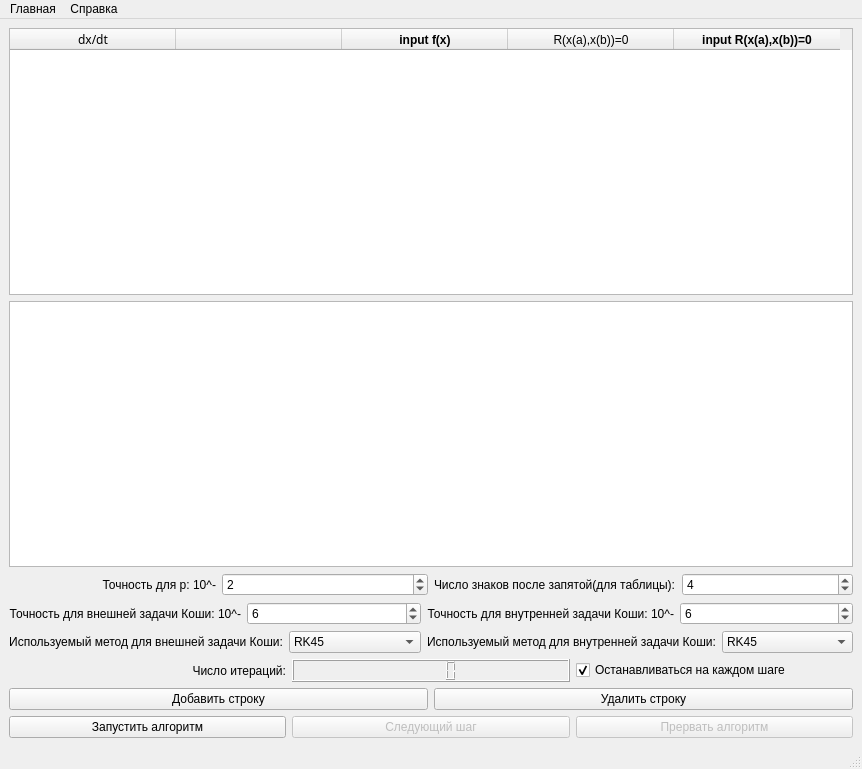
The window that здесь актуальный проект/ui/PRAK_main.ui (BAZ-2107/Univestity_task) describes before a commit, drawn with Qt 5.
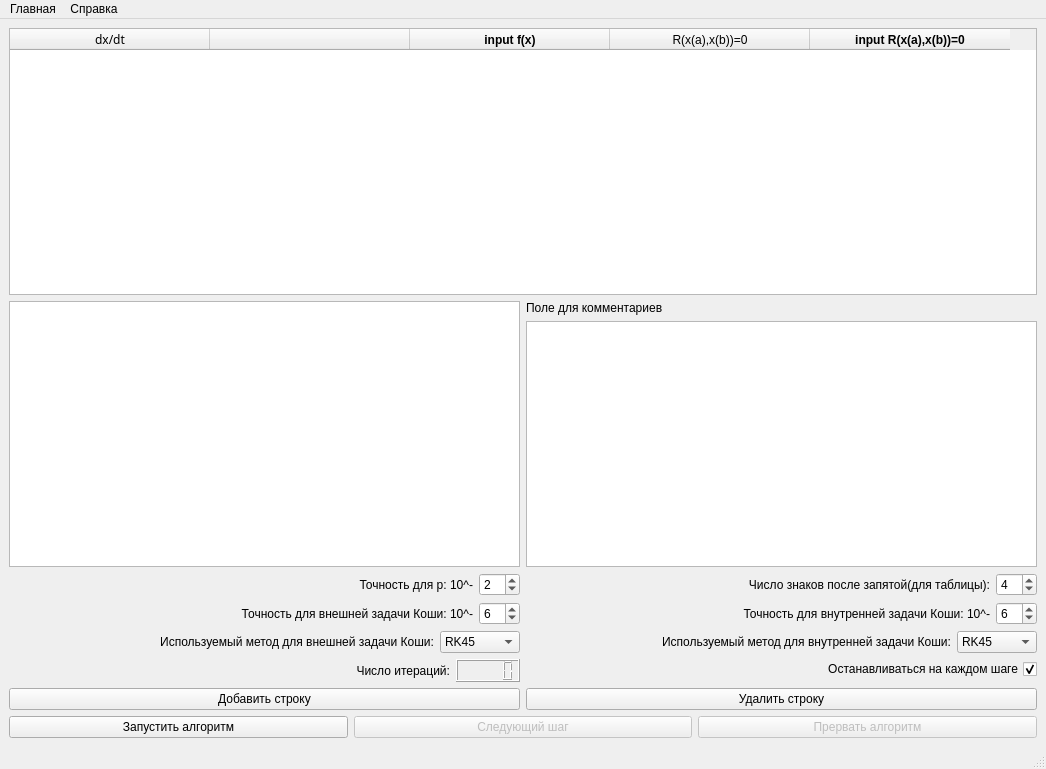
The same window after the commit.

```diff
--- a/здесь актуальный проект/ui/PRAK_main.ui
+++ b/здесь актуальный проект/ui/PRAK_main.ui
@@ -6,7 +6,7 @@
    <rect>
     <x>0</x>
     <y>0</y>
-    <width>862</width>
+    <width>1046</width>
     <height>769</height>
    </rect>
   </property>
@@ -14,7 +14,7 @@
    <string>Приложение по Практикуму</string>
   </property>
   <widget class="QWidget" name="centralwidget">
-   <layout class="QVBoxLayout" name="verticalLayout">
+   <layout class="QVBoxLayout" name="verticalLayout_4">
     <item>
      <widget class="QTableWidget" name="table">
       <property name="sizePolicy">
@@ -27,7 +27,10 @@
        <bool>false</bool>
       </attribute>
       <attribute name="horizontalHeaderDefaultSectionSize">
-       <number>166</number>
+       <number>200</number>
+      </attribute>
+      <attribute name="horizontalHeaderMinimumSectionSize">
+       <number>200</number>
       </attribute>
       <column>
        <property name="text">
@@ -77,10 +80,30 @@
      </widget>
     </item>
     <item>
+     <layout class="QHBoxLayout" name="horizontalLayout_13">
+      <item>
      <widget class="QTableWidget" name="table2"/>
     </item>
     <item>
-     <layout class="QHBoxLayout" name="horizontalLayout_8">
+       <layout class="QVBoxLayout" name="verticalLayout">
+        <item>
+         <widget class="QLabel" name="label_8">
+          <property name="text">
+           <string>Поле для комментариев</string>
+          </property>
+         </widget>
+        </item>
+        <item>
+         <widget class="QTextEdit" name="comment"/>
+        </item>
+       </layout>
+      </item>
+     </layout>
+    </item>
+    <item>
+     <layout class="QHBoxLayout" name="horizontalLayout_12">
+      <item>
+       <layout class="QVBoxLayout" name="verticalLayout_2">
       <item>
        <layout class="QHBoxLayout" name="horizontalLayout_6">
         <item>
@@ -95,6 +118,12 @@
         </item>
         <item>
          <widget class="QSpinBox" name="epsilon">
+            <property name="sizePolicy">
+             <sizepolicy hsizetype="Fixed" vsizetype="Fixed">
+              <horstretch>0</horstretch>
+              <verstretch>0</verstretch>
+             </sizepolicy>
+            </property>
           <property name="minimum">
            <number>1</number>
           </property>
@@ -109,32 +138,6 @@
        </layout>
       </item>
       <item>
-       <layout class="QHBoxLayout" name="horizontalLayout_7">
-        <item>
-         <widget class="QLabel" name="label_7">
-          <property name="text">
-           <string>Число знаков после запятой(для таблицы):</string>
-          </property>
-         </widget>
-        </item>
-        <item>
-         <widget class="QSpinBox" name="f_num_count">
-          <property name="minimum">
-           <number>1</number>
-          </property>
-          <property name="maximum">
-           <number>12</number>
-          </property>
-          <property name="value">
-           <number>4</number>
-          </property>
-         </widget>
-        </item>
-       </layout>
-      </item>
-     </layout>
-    </item>
-    <item>
      <layout class="QHBoxLayout" name="horizontalLayout_4">
       <item>
        <widget class="QLabel" name="label_3">
@@ -148,29 +151,12 @@
       </item>
       <item>
        <widget class="QSpinBox" name="accuracy_5">
-        <property name="minimum">
-         <number>1</number>
-        </property>
-        <property name="maximum">
-         <number>12</number>
-        </property>
-        <property name="value">
-         <number>6</number>
-        </property>
-       </widget>
-      </item>
-      <item>
-       <widget class="QLabel" name="label_4">
-        <property name="text">
-         <string>Точность для внутренней задачи Коши: 10^-</string>
-        </property>
-        <property name="alignment">
-         <set>Qt::AlignRight|Qt::AlignTrailing|Qt::AlignVCenter</set>
-        </property>
-       </widget>
-      </item>
-      <item>
-       <widget class="QSpinBox" name="accuracy_6">
+            <property name="sizePolicy">
+             <sizepolicy hsizetype="Fixed" vsizetype="Fixed">
+              <horstretch>0</horstretch>
+              <verstretch>0</verstretch>
+             </sizepolicy>
+            </property>
         <property name="minimum">
          <number>1</number>
         </property>
@@ -198,6 +184,18 @@
       </item>
       <item>
        <widget class="QComboBox" name="method_5">
+            <property name="sizePolicy">
+             <sizepolicy hsizetype="Fixed" vsizetype="Fixed">
+              <horstretch>0</horstretch>
+              <verstretch>0</verstretch>
+             </sizepolicy>
+            </property>
+            <property name="maximumSize">
+             <size>
+              <width>80</width>
+              <height>16777215</height>
+             </size>
+            </property>
         <item>
          <property name="text">
           <string>RK45</string>
@@ -230,6 +228,107 @@
         </item>
        </widget>
       </item>
+         </layout>
+        </item>
+        <item>
+         <layout class="QHBoxLayout" name="horizontalLayout_11">
+          <item>
+           <widget class="QLabel" name="label_2">
+            <property name="text">
+             <string>Число итераций:</string>
+            </property>
+            <property name="alignment">
+             <set>Qt::AlignRight|Qt::AlignTrailing|Qt::AlignVCenter</set>
+            </property>
+           </widget>
+          </item>
+          <item>
+           <widget class="QLCDNumber" name="iteration">
+            <property name="sizePolicy">
+             <sizepolicy hsizetype="Fixed" vsizetype="Minimum">
+              <horstretch>0</horstretch>
+              <verstretch>0</verstretch>
+             </sizepolicy>
+            </property>
+           </widget>
+          </item>
+         </layout>
+        </item>
+       </layout>
+      </item>
+      <item>
+       <layout class="QVBoxLayout" name="verticalLayout_3">
+        <item>
+         <layout class="QHBoxLayout" name="horizontalLayout_9"/>
+        </item>
+        <item>
+         <layout class="QHBoxLayout" name="horizontalLayout_7">
+          <item>
+           <widget class="QLabel" name="label_7">
+            <property name="text">
+             <string>Число знаков после запятой(для таблицы):</string>
+            </property>
+            <property name="alignment">
+             <set>Qt::AlignRight|Qt::AlignTrailing|Qt::AlignVCenter</set>
+            </property>
+           </widget>
+          </item>
+          <item>
+           <widget class="QSpinBox" name="f_num_count">
+            <property name="sizePolicy">
+             <sizepolicy hsizetype="Fixed" vsizetype="Fixed">
+              <horstretch>0</horstretch>
+              <verstretch>0</verstretch>
+             </sizepolicy>
+            </property>
+            <property name="minimum">
+             <number>1</number>
+            </property>
+            <property name="maximum">
+             <number>12</number>
+            </property>
+            <property name="value">
+             <number>4</number>
+            </property>
+           </widget>
+          </item>
+         </layout>
+        </item>
+        <item>
+         <layout class="QHBoxLayout" name="horizontalLayout_8">
+          <item>
+           <widget class="QLabel" name="label_4">
+            <property name="text">
+             <string>Точность для внутренней задачи Коши: 10^-</string>
+            </property>
+            <property name="alignment">
+             <set>Qt::AlignRight|Qt::AlignTrailing|Qt::AlignVCenter</set>
+            </property>
+           </widget>
+          </item>
+          <item>
+           <widget class="QSpinBox" name="accuracy_6">
+            <property name="sizePolicy">
+             <sizepolicy hsizetype="Fixed" vsizetype="Fixed">
+              <horstretch>0</horstretch>
+              <verstretch>0</verstretch>
+             </sizepolicy>
+            </property>
+            <property name="minimum">
+             <number>1</number>
+            </property>
+            <property name="maximum">
+             <number>12</number>
+            </property>
+            <property name="value">
+             <number>6</number>
+            </property>
+           </widget>
+          </item>
+         </layout>
+        </item>
+        <item>
+         <layout class="QHBoxLayout" name="horizontalLayout_10">
       <item>
        <widget class="QLabel" name="label_5">
         <property name="text">
@@ -242,6 +341,18 @@
       </item>
       <item>
        <widget class="QComboBox" name="method_6">
+            <property name="sizePolicy">
+             <sizepolicy hsizetype="Fixed" vsizetype="Fixed">
+              <horstretch>0</horstretch>
+              <verstretch>0</verstretch>
+             </sizepolicy>
+            </property>
+            <property name="maximumSize">
+             <size>
+              <width>80</width>
+              <height>16777215</height>
+             </size>
+            </property>
         <item>
          <property name="text">
           <string>RK45</string>
@@ -278,21 +389,11 @@
     </item>
     <item>
      <layout class="QHBoxLayout" name="horizontalLayout_3">
-      <item>
-       <widget class="QLabel" name="label_2">
-        <property name="text">
-         <string>Число итераций:</string>
-        </property>
-        <property name="alignment">
-         <set>Qt::AlignRight|Qt::AlignTrailing|Qt::AlignVCenter</set>
-        </property>
-       </widget>
-      </item>
-      <item>
-       <widget class="QLCDNumber" name="iteration"/>
-      </item>
       <item>
        <widget class="QCheckBox" name="stop_on_step">
+            <property name="layoutDirection">
+             <enum>Qt::RightToLeft</enum>
+            </property>
         <property name="text">
          <string>Останавливаться на каждом шаге</string>
         </property>
@@ -303,6 +404,10 @@
       </item>
      </layout>
     </item>
+       </layout>
+      </item>
+     </layout>
+    </item>
     <item>
      <layout class="QHBoxLayout" name="horizontalLayout">
       <item>
@@ -359,7 +464,7 @@
     <rect>
      <x>0</x>
      <y>0</y>
-     <width>862</width>
+     <width>1046</width>
      <height>26</height>
     </rect>
    </property>
```
Left out of the diff: 6 changed lines with no effect on the pictures. Lines whose indentation alone changed are shown as unchanged.
